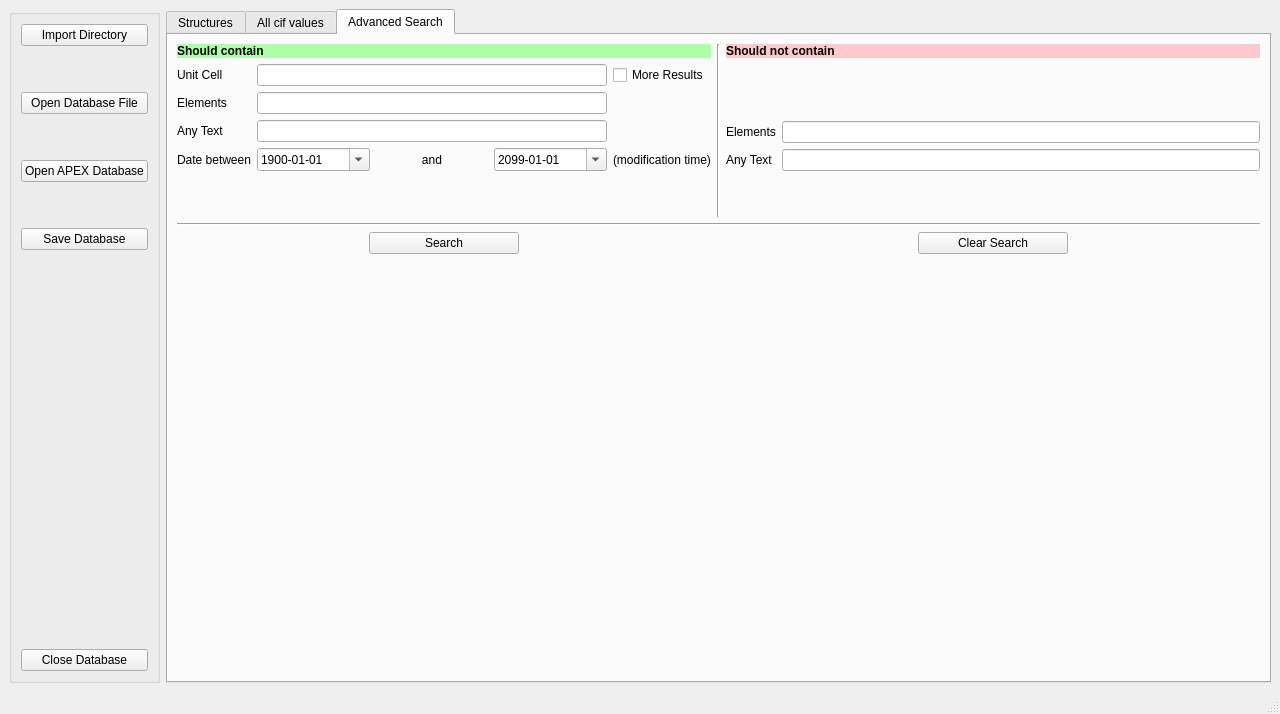
dkratzert/StructureFinder, file gui/strf_main.ui: the form before one commit.
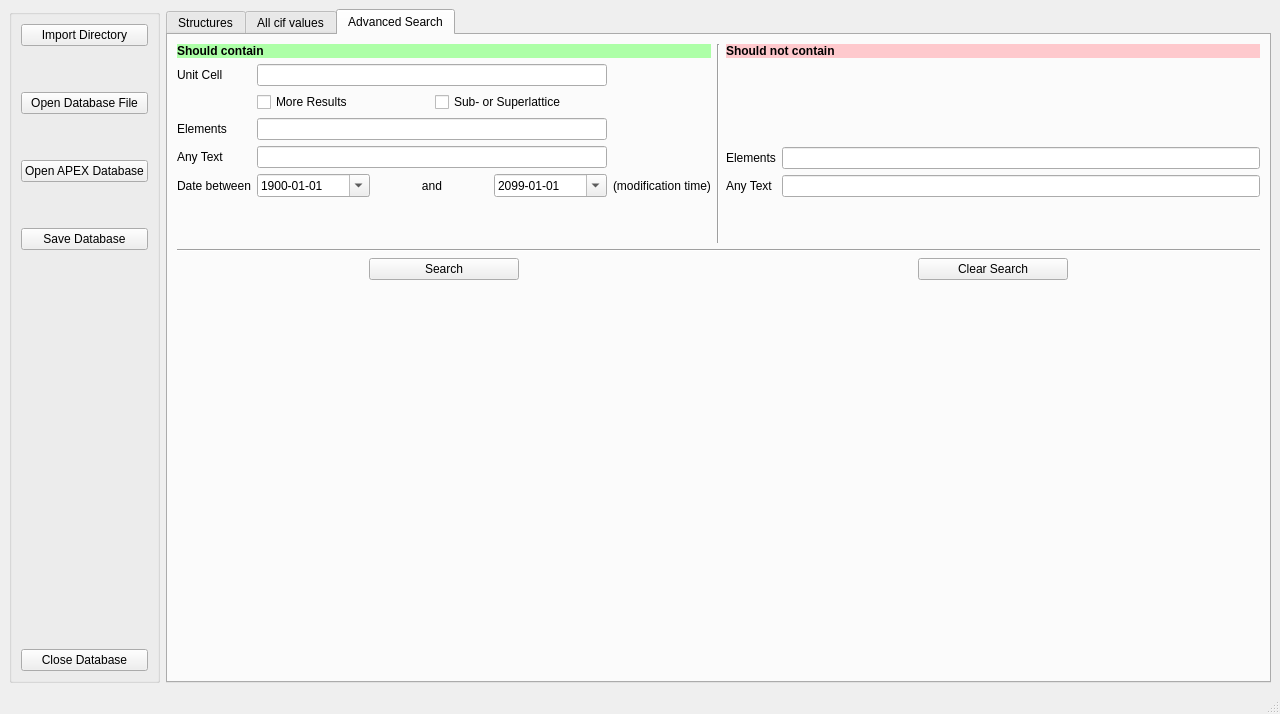
The form after the commit. The open tabs and pages were chosen to show the change.

```diff
--- a/gui/strf_main.ui
+++ b/gui/strf_main.ui
@@ -1076,20 +1076,6 @@
           </item>
           <item row="1" column="0">
            <layout class="QGridLayout" name="gridLayout_4">
-            <item row="0" column="2">
-             <widget class="QCheckBox" name="ad_moreResultscheckBox">
-              <property name="text">
-               <string>More Results</string>
-              </property>
-             </widget>
-            </item>
-            <item row="0" column="0">
-             <widget class="QLabel" name="unitCellLabel">
-              <property name="text">
-               <string>Unit Cell</string>
-              </property>
-             </widget>
-            </item>
             <item row="0" column="1">
              <widget class="QLineEdit" name="ad_unitCellLineEdit">
               <property name="sizePolicy">
@@ -1100,34 +1086,21 @@
               </property>
              </widget>
             </item>
-            <item row="1" column="0">
-             <widget class="QLabel" name="elementsIncludedLabel">
+            <item row="0" column="0">
+             <widget class="QLabel" name="unitCellLabel">
               <property name="text">
-               <string>Elements</string>
+               <string>Unit Cell</string>
               </property>
              </widget>
             </item>
-            <item row="1" column="1">
-             <widget class="QLineEdit" name="ad_elementsIncLineEdit"/>
-            </item>
-            <item row="2" column="0">
+            <item row="4" column="0">
              <widget class="QLabel" name="wR2Label_2">
               <property name="text">
                <string>Any Text</string>
               </property>
              </widget>
             </item>
-            <item row="2" column="1">
-             <widget class="QLineEdit" name="ad_textsearch"/>
-            </item>
-            <item row="3" column="0">
-             <widget class="QLabel" name="wR2Label_4">
-              <property name="text">
-               <string>Date between</string>
-              </property>
-             </widget>
-            </item>
-            <item row="3" column="1">
+            <item row="5" column="1">
              <layout class="QGridLayout" name="gridLayout_8">
               <item row="0" column="1">
                <widget class="QLabel" name="wR2Label_5">
@@ -1214,13 +1187,51 @@
               </item>
              </layout>
             </item>
-            <item row="3" column="2">
+            <item row="5" column="2">
              <widget class="QLabel" name="label_3">
               <property name="text">
                <string>(modification time)</string>
               </property>
              </widget>
             </item>
+            <item row="5" column="0">
+             <widget class="QLabel" name="wR2Label_4">
+              <property name="text">
+               <string>Date between</string>
+              </property>
+             </widget>
+            </item>
+            <item row="4" column="1">
+             <widget class="QLineEdit" name="ad_textsearch"/>
+            </item>
+            <item row="3" column="1">
+             <widget class="QLineEdit" name="ad_elementsIncLineEdit"/>
+            </item>
+            <item row="3" column="0">
+             <widget class="QLabel" name="elementsIncludedLabel">
+              <property name="text">
+               <string>Elements</string>
+              </property>
+             </widget>
+            </item>
+            <item row="1" column="1">
+             <layout class="QHBoxLayout" name="horizontalLayout_3">
+              <item>
+               <widget class="QCheckBox" name="ad_superlatticeCheckBox">
+                <property name="text">
+                 <string>More Results</string>
+                </property>
+               </widget>
+              </item>
+              <item>
+               <widget class="QCheckBox" name="ad_moreResultscheckBox">
+                <property name="text">
+                 <string>Sub- or Superlattice</string>
+                </property>
+               </widget>
+              </item>
+             </layout>
+            </item>
            </layout>
           </item>
           <item row="0" column="1" rowspan="3">
```
Left out of the diff: 200 changed lines with no effect on the pictures.
